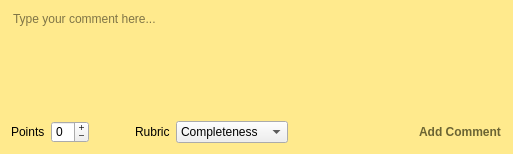
wassgha/TurboGrade, file TurboGrade/ui/commentpopup.ui: the form before one commit.
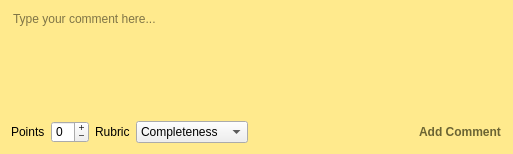
The form after the commit.

Patch:
```diff
--- a/TurboGrade/ui/commentpopup.ui
+++ b/TurboGrade/ui/commentpopup.ui
@@ -108,7 +108,7 @@
          </property>
          <property name="sizeHint" stdset="0">
           <size>
-           <width>40</width>
+           <width>0</width>
            <height>20</height>
           </size>
          </property>
```
